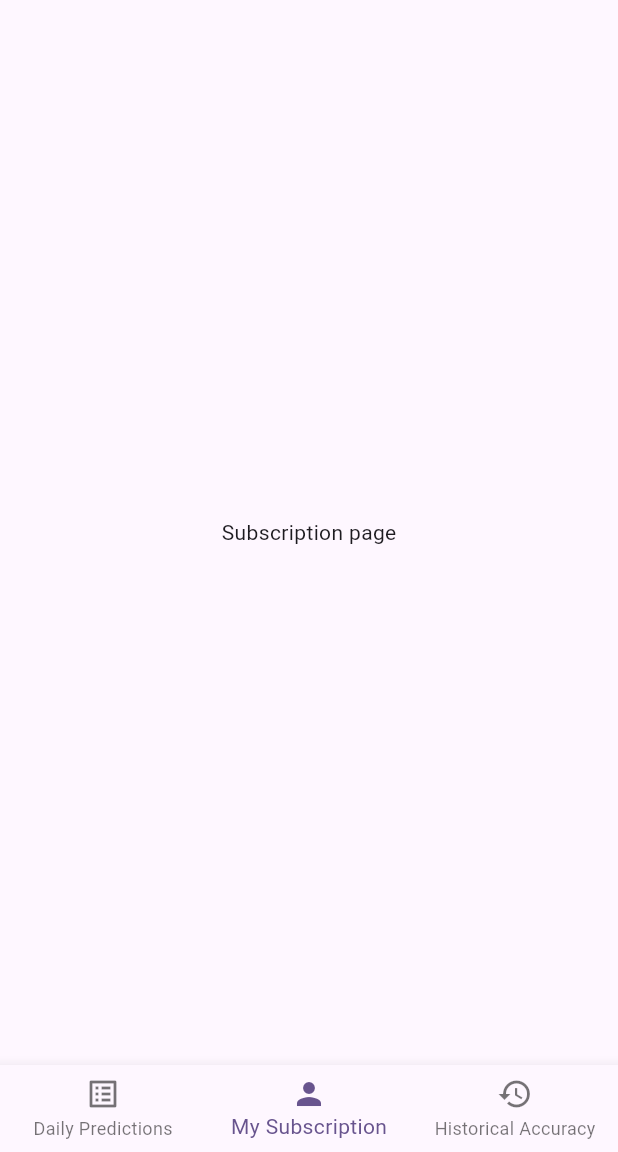
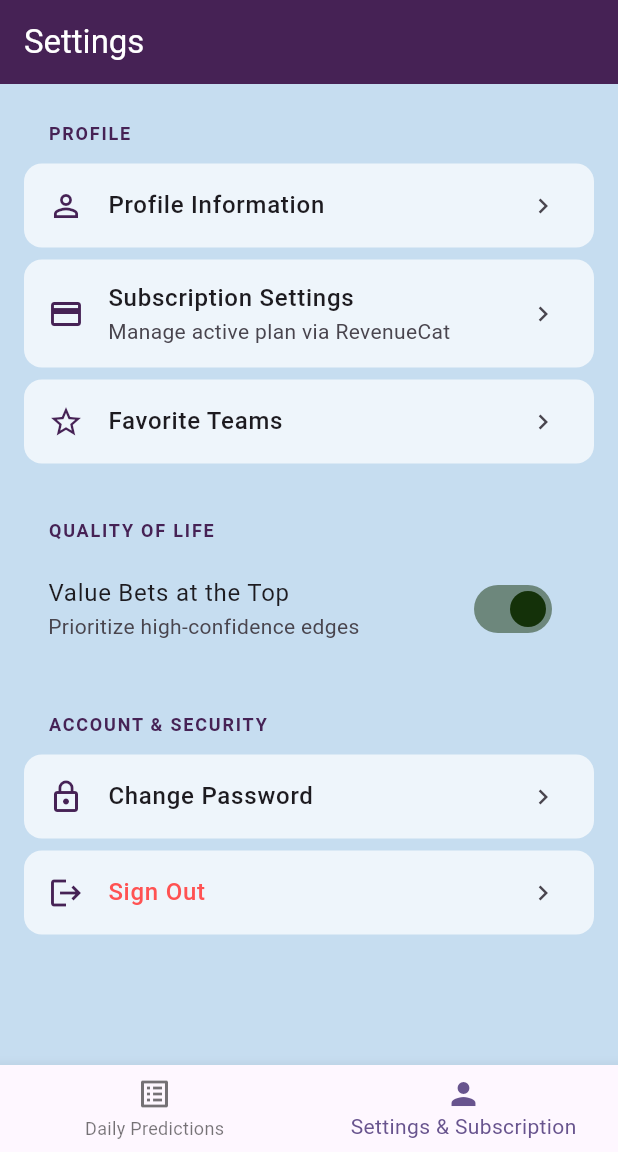
Before and after one commit to Data-at-Bat/capstone2026, a Flutter app: the screen it shows after launch, item 2 of the bottom bar chosen, on a phone screen of 412 x 824 dp, the part 84-1236 px from its top. Run offline on Flutter 3.47's test engine with Material 3 defaults, Android fonts, the light colour scheme and no system bars; our stand-ins replace go_router.

Commit message:
Added setings page and updated routing within the app.

```diff
--- a/app/lib/features/subscription/presentation/screens/my_subscription_screen.dart
+++ /dev/null
@@ -1,10 +0,0 @@
-import 'package:flutter/material.dart';
-
-class MySubscriptionPage extends StatelessWidget {
-  const MySubscriptionPage({super.key});
-
-  @override
-  Widget build(BuildContext context) {
-    return const Center(child: Text('Subscription page'));
-  }
-}
--- /dev/null
+++ b/app/lib/features/subscription/presentation/screens/settings_screen.dart
@@ -0,0 +1,126 @@
+import 'package:flutter/material.dart';
+import 'package:app/shared/logging/logger_service.dart';
+
+class SettingsPage extends StatefulWidget {
+  const SettingsPage({super.key});
+
+  @override
+  State<SettingsPage> createState() => _SettingsPageState();
+}
+
+class _SettingsPageState extends State<SettingsPage> {
+  // Quality of Life State
+  bool _valueBetsAtTop = true;
+
+  @override
+  Widget build(BuildContext context) {
+    return Scaffold(
+      backgroundColor: const Color(0xFFC6DDF0), // Project Light Blue
+      appBar: AppBar(
+        title: const Text('Settings'),
+        backgroundColor: const Color(0xFF462255), // Project Dark Purple
+        foregroundColor: Colors.white,
+      ),
+      body: ListView(
+        padding: const EdgeInsets.all(16),
+        children: [
+          _buildSectionHeader('Profile'),
+          _buildSettingsTile(
+            icon: Icons.person_outline,
+            title: 'Profile Information',
+            onTap: () => _logAndNavigate('profile_info'),
+          ),
+          _buildSettingsTile(
+            icon: Icons.credit_card,
+            title: 'Subscription Settings',
+            subtitle: 'Manage active plan via RevenueCat',
+            onTap: () => _logAndNavigate('subscription_mgmt'),
+          ),
+          _buildSettingsTile(
+            icon: Icons.star_border,
+            title: 'Favorite Teams',
+            onTap: () => _logAndNavigate('favorite_teams'),
+          ),
+
+          const SizedBox(height: 24),
+          _buildSectionHeader('Quality of Life'),
+
+          // Value Bets Toggle
+          SwitchListTile(
+            activeThumbColor: const Color(0xFF143109), // Project Dark Green
+            title: const Text('Value Bets at the Top'),
+            subtitle: const Text('Prioritize high-confidence edges'),
+            value: _valueBetsAtTop,
+            onChanged: (bool value) {
+              setState(() => _valueBetsAtTop = value);
+              LoggerService.logEvent(
+                fileName: 'settings_screen.dart',
+                functionName: 'toggle_value_bets($value)',
+                outcome: 'Success',
+              );
+            },
+          ),
+
+          const SizedBox(height: 24),
+          _buildSectionHeader('Account & Security'),
+          _buildSettingsTile(
+            icon: Icons.lock_outline,
+            title: 'Change Password',
+            onTap: () => _logAndNavigate('change_password'),
+          ),
+          _buildSettingsTile(
+            icon: Icons.logout,
+            title: 'Sign Out',
+            textColor: Colors.redAccent,
+            onTap: () => _logAndNavigate('sign_out'),
+          ),
+        ],
+      ),
+    );
+  }
+
+  Widget _buildSectionHeader(String title) {
+    return Padding(
+      padding: const EdgeInsets.symmetric(vertical: 8, horizontal: 16),
+      child: Text(
+        title.toUpperCase(),
+        style: const TextStyle(
+          fontWeight: FontWeight.bold,
+          color: Color(0xFF462255),
+          letterSpacing: 1.2,
+          fontSize: 12,
+        ),
+      ),
+    );
+  }
+
+  Widget _buildSettingsTile({
+    required IconData icon,
+    required String title,
+    String? subtitle,
+    required VoidCallback onTap,
+    Color? textColor,
+  }) {
+    return Card(
+      elevation: 0,
+      color: Colors.white.withOpacity(0.7),
+      margin: const EdgeInsets.symmetric(vertical: 4),
+      child: ListTile(
+        leading: Icon(icon, color: const Color(0xFF462255)),
+        title: Text(title, style: TextStyle(color: textColor, fontWeight: FontWeight.w500)),
+        subtitle: subtitle != null ? Text(subtitle) : null,
+        trailing: const Icon(Icons.chevron_right, size: 20),
+        onTap: onTap,
+      ),
+    );
+  }
+
+  void _logAndNavigate(String feature) {
+    LoggerService.logEvent(
+      fileName: 'settings_screen.dart',
+      functionName: 'navigate_to_$feature',
+      outcome: 'Success',
+    );
+    // TODO: Implement actual navigation
+  }
+}
--- a/app/lib/main.dart
+++ b/app/lib/main.dart
@@ -2,5 +2,5 @@ import 'package:flutter/material.dart';
 import 'package:app/app/app.dart';
 
 void main() {
-  runApp(const MyApp());
+  runApp(MyApp());
 }
--- a/app/lib/shared/navigation/navigation_shell.dart
+++ b/app/lib/shared/navigation/navigation_shell.dart
@@ -19,12 +19,12 @@ class NavigationShell extends StatelessWidget {
           ),
           BottomNavigationBarItem(
             icon: Icon(Icons.person),
-            label: 'My Subscription',
+            label: 'Settings & Subscription',
           ),
-          BottomNavigationBarItem(
-            icon: Icon(Icons.history),
-            label: 'Historical Accuracy',
-          ),
+          // BottomNavigationBarItem(
+          //   icon: Icon(Icons.history),
+          //   label: 'Historical Accuracy',
+          // ),
         ],
         currentIndex: navigationShell.currentIndex,
         onTap: (index) => navigationShell.goBranch(index),
--- a/app/lib/shared/router/router.dart
+++ b/app/lib/shared/router/router.dart
@@ -1,7 +1,7 @@
 import 'package:flutter/material.dart';
 import 'package:go_router/go_router.dart';
 import 'package:app/features/daily_predictions/presentation/screens/daily_predictions_screen.dart';
-import 'package:app/features/subscription/presentation/screens/my_subscription_screen.dart';
+import 'package:app/features/subscription/presentation/screens/settings_screen.dart';
 import 'package:app/features/historical_accuracy/presentation/screens/historical_accuracy_screen.dart';
 import 'package:app/shared/navigation/navigation_shell.dart';
 import 'package:app/repositories/game_repository.dart';
@@ -36,7 +36,7 @@ class AppRouter {
             routes: [
               GoRoute(
                 path: '/my-subscription',
-                builder: (context, state) => const MySubscriptionPage(),
+                builder: (context, state) => const SettingsPage(),
               ),
             ],
           ),
```
Also changed, not shown: 1 other file.
